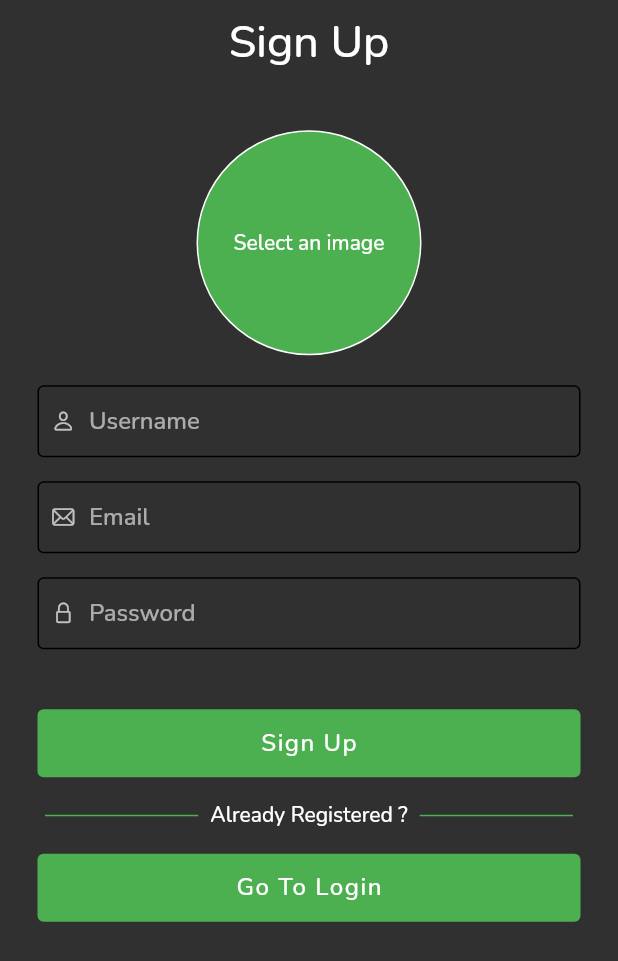
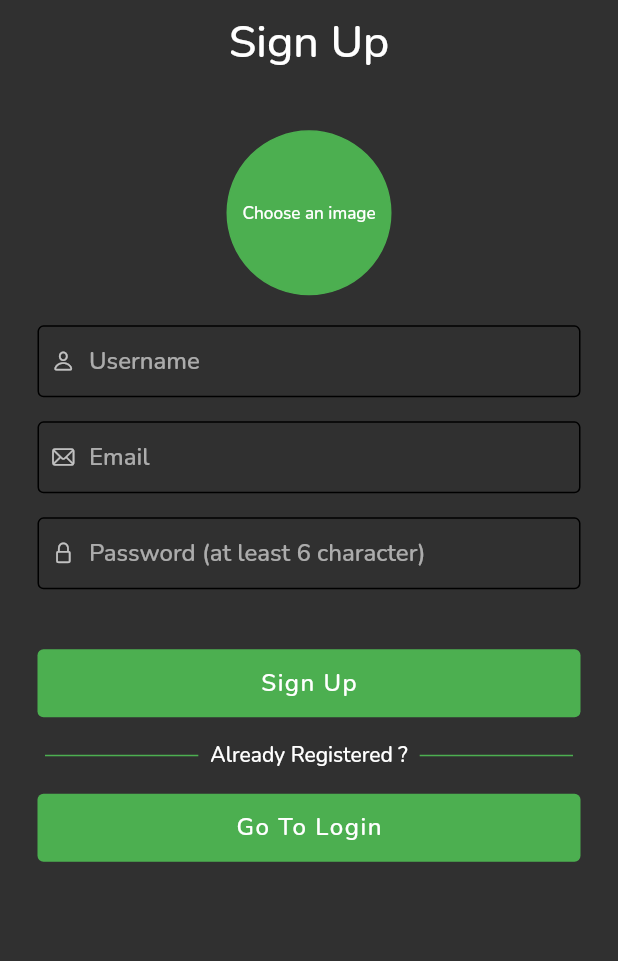
Before and after one commit to sushantmzjn/sample_chat, a Flutter app: the screen it shows after launch, after a tap on "Login", after a tap on "Go To Sign up", on a phone screen of 412 x 824 dp. Shown: the top 961 px of the screen. Run offline on Flutter 3.47's test engine with Material 2 defaults, Android fonts, the phone set to English and light mode, and no system bars; our stand-ins replace cloud_firestore, dartz, firebase_auth, firebase_core, firebase_messaging, firebase_storage and 5 more; missing offline and left inert: flutter_firebase_chat_core; accounts and stored records are empty.

Commit message:
user login/signup/logout

```diff
--- a/lib/main.dart
+++ b/lib/main.dart
@@ -1,6 +1,7 @@
 import 'package:firebase_core/firebase_core.dart';
 import 'package:flutter/material.dart';
 import 'package:flutter_firebase/view/home_page.dart';
+import 'package:flutter_firebase/view/status.dart';
 import 'package:flutter_riverpod/flutter_riverpod.dart';
 import 'package:get/get_navigation/src/root/get_material_app.dart';
 import 'package:flutter_screenutil/flutter_screenutil.dart';
@@ -8,10 +9,11 @@ import 'package:flutter_screenutil/flutter_screenutil.dart';
 import 'firebase_options.dart';
 
 void main() async {
-  runApp(ProviderScope(child: MyApp()));
+  WidgetsFlutterBinding.ensureInitialized();
   await Firebase.initializeApp(
     options: DefaultFirebaseOptions.currentPlatform,
   );
+  runApp(ProviderScope(child: MyApp()));
 }
 
 class MyApp extends StatelessWidget {
@@ -27,7 +29,7 @@ class MyApp extends StatelessWidget {
             brightness: Brightness.dark,
             fontFamily: 'Nunito',
           ),
-          home: HomePage(),
+          home: StatusPage(),
         );
       },
     );
--- a/lib/provider/common_provider.dart
+++ b/lib/provider/common_provider.dart
@@ -1,5 +1,21 @@
+import 'package:flutter/material.dart';
 import 'package:flutter_riverpod/flutter_riverpod.dart';
 import 'package:image_picker/image_picker.dart';
+
+//auto validate provider
+final autoValidateMode = StateNotifierProvider<AutoValidate, AutovalidateMode>((ref) => AutoValidate(AutovalidateMode.disabled));
+
+class AutoValidate extends StateNotifier<AutovalidateMode>{
+  AutoValidate(super.state);
+
+  void toggle(){
+    state = AutovalidateMode.onUserInteraction;
+  }
+  void autoValidateDisable(){
+    state = AutovalidateMode.disabled;
+  }
+}
+
 
 //signup login toggle
 final loginProvider = StateNotifierProvider<CommonProvider, bool>((ref) => CommonProvider(true));
@@ -24,7 +40,7 @@ class ImageProvider extends StateNotifier<XFile?>{
     if(isCamera){
       state = await _picker.pickImage(source: ImageSource.camera);
     }else{
-      state = await _picker.pickVideo(source: ImageSource.gallery);
+      state = await _picker.pickImage(source: ImageSource.gallery);
     }
 
   }
--- a/lib/view/signup_login.dart
+++ b/lib/view/signup_login.dart
@@ -1,10 +1,15 @@
+import 'dart:io';
 import 'package:flutter/cupertino.dart';
 import 'package:flutter/material.dart';
 import 'package:flutter_firebase/provider/common_provider.dart';
 import 'package:flutter_firebase/view/widgets/button.dart';
+import 'package:flutter_firebase/view/widgets/snackbar.dart';
 import 'package:flutter_firebase/view/widgets/text_field.dart';
 import 'package:flutter_riverpod/flutter_riverpod.dart';
 import 'package:flutter_screenutil/flutter_screenutil.dart';
+import 'package:get/get.dart';
+
+import '../provider/auth_provider.dart';
 
 class SignUp extends ConsumerWidget {
   final usernameController = TextEditingController();
@@ -16,13 +21,24 @@ class SignUp extends ConsumerWidget {
 
   @override
   Widget build(BuildContext context, ref) {
+    ref.listen(authProvider, (previous, next) {
+      if(next.isError){
+        SnackShow.showFailure(context, next.errMessage);
+      }else if(next.isSuccess){
+        SnackShow.showSuccess(context, 'success');
+      }
+    });
+    final auth = ref.watch(authProvider);
+    final image = ref.watch(imageProvider);
     final isLogin = ref.watch(loginProvider);
+    final mode = ref.watch(autoValidateMode);
     return Scaffold(
       body: SafeArea(
         child: SingleChildScrollView(
           physics: const BouncingScrollPhysics(),
           child: Form(
             key: _from,
+            autovalidateMode: mode,
             child: Column(
               mainAxisAlignment: MainAxisAlignment.center,
               crossAxisAlignment: CrossAxisAlignment.center,
@@ -34,25 +50,59 @@ class SignUp extends ConsumerWidget {
                     style: TextStyle(fontSize: 26.sp),
                   ),
                 ),
-                SizedBox(height: isLogin ? 80.h : 15.h),
+                SizedBox(height: isLogin ? 70.h : 15.h),
                 //image picker container
                 if (!isLogin)
-                  Container(
-                    alignment: Alignment.center,
-                    margin: const EdgeInsets.all(12.0),
-                    height: 150,
-                    width: 150,
-                    decoration: BoxDecoration(
-                        color: Colors.green,
-                        border: Border.all(color: Colors.white),
-                        borderRadius: BorderRadius.circular(100.0)),
-                    child: Text('Select an image'),
+                  InkWell(
+                    onTap: (){
+                      Get.defaultDialog(
+                        title: 'Select',
+                        content: Text('Choose from'),
+                        actions: [
+                          TextButton(onPressed: (){
+                            Navigator.of(context).pop();
+                            ref.read(imageProvider.notifier).imagePick(true);
+                          }, child: Text('Camera')),
+                          TextButton(onPressed: () {
+                            Navigator.of(context).pop();
+                            ref.read(imageProvider.notifier).imagePick(false);
+
+                          }, child: Text('Gallery')),
+                        ]
+                      );
+
+                    },
+                    child: Container(
+                      alignment: Alignment.center,
+                      margin: const EdgeInsets.all(12.0),
+                      height: 110,
+                      width: 110,
+                      decoration: BoxDecoration(
+                          color: Colors.green,
+                          border: Border.all(color: Colors.green),
+                          borderRadius: BorderRadius.circular(100.0)),
+                      child: image == null ? Text('Choose an image',style: TextStyle(fontSize: 10.sp),) : ClipRRect(
+                        borderRadius: BorderRadius.circular(100.0),
+                        child: Image.file(File(image.path),
+                            fit:BoxFit.cover, height: 150.h, width: 150.w,alignment: Alignment.center,
+
+                        ),
+                      ) ,
+                    ),
                   ),
 
                 //username text-field
                 if (!isLogin)
                   MyTextField(
                       controller: usernameController,
+                      validator: (val) {
+                        if (val!.isEmpty) {
+                          return 'required';
+                        } else if (val.length > 10) {
+                          return 'length must be <10';
+                        }
+                        return null;
+                      },
                       myHintText: 'Username',
                       obsureText: false,
                       prefixIcon: Icon(CupertinoIcons.person, size: 14.sp)),
@@ -76,22 +126,47 @@ class SignUp extends ConsumerWidget {
                 //password text-field
                 MyTextField(
                     controller: passwordController,
-                    myHintText: 'Password',
+                    validator: (val) {
+                      if (val!.isEmpty) {
+                        return 'required';
+                      } else if (val.length <=5) {
+                        return 'password must be at least 6 character ';
+                      }
+                      return null;
+                    },
+                    myHintText: isLogin ? 'Password' : 'Password (at least 6 character)',
                     obsureText: true,
                     prefixIcon: Icon(CupertinoIcons.lock, size: 14.sp)),
                 SizedBox(height: 20.h),
 
                 //login signup button
                 MyButton(
-                  onPressed: () {
+                  isLoading: auth.isLoad ? true : null,
+                  onPressed:auth.isLoad ? null : () {
                     _from.currentState!.save();
+                    FocusScope.of(context).unfocus();
                     if (_from.currentState!.validate()) {
                       if (isLogin) {
                         //login provider
+                          ref.read(authProvider.notifier).userLogIn(
+                              email: emailController.text.trim(),
+                              password: passwordController.text.trim());
                       } else {
                         //signup provider
+                        if(image == null){
+                            SnackShow.showFailure(context, 'Image is required');
+                        }else{
+                          ref.watch(authProvider.notifier).userSignUp(
+                              email: emailController.text.trim(),
+                              password: passwordController.text.trim(),
+                              username: usernameController.text.trim(),
+                              image: image);
+                        }
+
                       }
-                    } else {}
+                    } else {
+                      ref.watch(autoValidateMode.notifier).toggle();
+                    }
                   },
                   text: isLogin ? 'Login' : 'Sign Up',
                   btnColor: Colors.green,
@@ -118,7 +193,12 @@ class SignUp extends ConsumerWidget {
                 MyButton(
                   onPressed: () {
                     _from.currentState!.reset();
+                    usernameController.clear();
+                    passwordController.clear();
+                    emailController.clear();
+                    image == null;
                     ref.read(loginProvider.notifier).toggle();
+                    ref.watch(autoValidateMode.notifier).autoValidateDisable();
                   },
                   text: isLogin ? 'Go To Sign up' : 'Go To Login',
                   btnColor: Colors.green,
--- a/lib/view/status.dart
+++ b/lib/view/status.dart
@@ -1,4 +1,6 @@
 import 'package:flutter/material.dart';
+import 'package:flutter_firebase/provider/auth_provider.dart';
+import 'package:flutter_firebase/view/home_page.dart';
 import 'package:flutter_firebase/view/signup_login.dart';
 import 'package:flutter_riverpod/flutter_riverpod.dart';
 
@@ -7,6 +9,13 @@ class StatusPage extends ConsumerWidget {
 
   @override
   Widget build(BuildContext context, ref) {
-    return SignUp();
+    final authData = ref.watch(authStream);
+    return Scaffold(
+        body: authData.when(
+            data: (data) {
+              return data == null ? SignUp() : HomePage();
+            },
+            error: (err, stack) => Center(child: Text('$err')),
+            loading: () => Center(child: CircularProgressIndicator())));
   }
 }
--- a/lib/view/widgets/button.dart
+++ b/lib/view/widgets/button.dart
@@ -4,13 +4,15 @@ import 'package:flutter_screenutil/flutter_screenutil.dart';
 class MyButton extends StatelessWidget {
   void Function()? onPressed;
   final String text;
+  final bool? isLoading;
   final btnColor;
 
   MyButton(
       {Key? key,
       required this.onPressed,
       required this.text,
-      required this.btnColor})
+      required this.btnColor,
+      this.isLoading})
       : super(key: key);
 
   @override
@@ -25,11 +27,14 @@ class MyButton extends StatelessWidget {
               height: 38.h,
               decoration: BoxDecoration(
                   color: btnColor, borderRadius: BorderRadius.circular(4.0)),
-            child: Text(
+              child: isLoading == null
+                  ? Text(
                       text,
                       style: TextStyle(letterSpacing: 1, fontSize: 14.sp),
-            ),
-          ),
+                    )
+                  : Center(
+                      child: CircularProgressIndicator(color: Colors.white),
+                    )),
         ));
   }
 }
```
Also changed, not shown: lib/model/auth_state.dart (added, +21 -0 lines), lib/provider/auth_provider.dart (added, +69 -0 lines), lib/services/auth_service.dart (+39 -17 lines), lib/view/home_page.dart (+21 -3 lines), lib/view/widgets/snackbar.dart (added, +21 -0 lines), 1 other file. Lines whose indentation alone changed are shown as unchanged.
